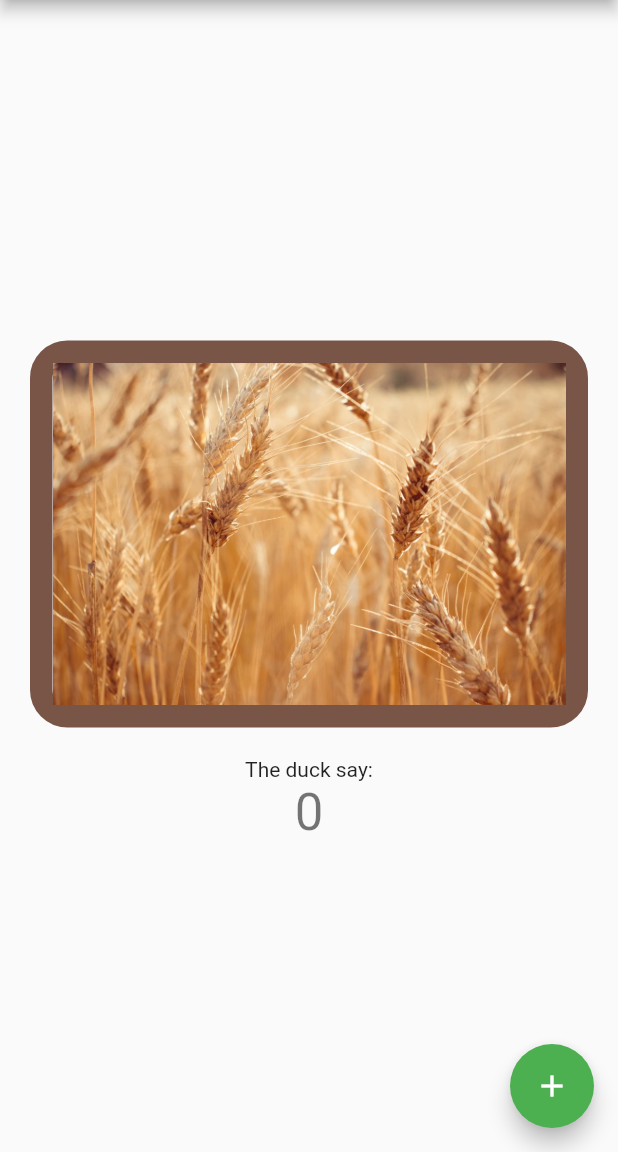
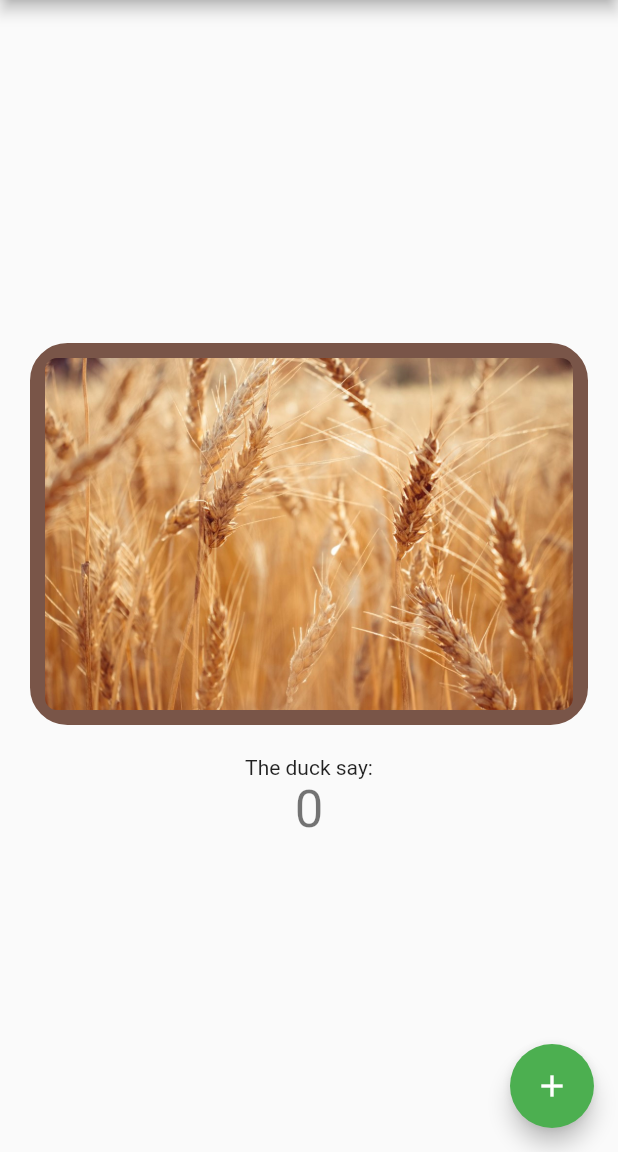
Before and after one commit to AdamProbert/MadeTech-FarmerCornBoatCalculator, a Flutter app: the screen it shows after launch, on a phone screen of 412 x 824 dp, the part 84-1236 px from its top. Run offline on Flutter 3.47's test engine with Material 2 defaults, Android fonts, the phone set to English and light mode, and no system bars.

Commit message:
Formatted wheat image again

```diff
--- a/lib/main.dart
+++ b/lib/main.dart
@@ -104,11 +104,14 @@ class _MyHomePageState extends State<MyHomePage> {
                 borderRadius: BorderRadius.circular(25),
                 border: Border.all(
                   color: Colors.brown,
-                  width: 15,
+                  width: 10,
                 ),
               ),
-              child: Image(image: AssetImage('assets/images/Wheat.jpg')),
-            ),
+              child: ClipRRect(
+                borderRadius: BorderRadius.circular(8.0),
+                child: Image(image: AssetImage('assets/images/Wheat.jpg')),
+                )
+              ),
             Text(
               'The duck say:',
             ),
```
